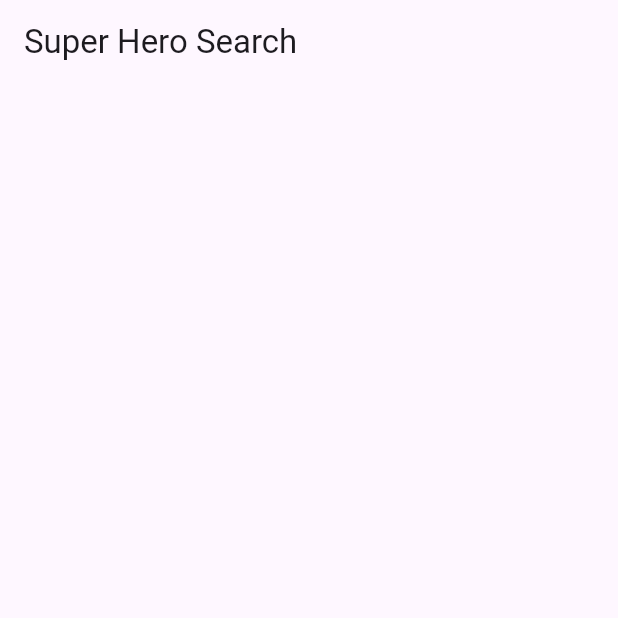
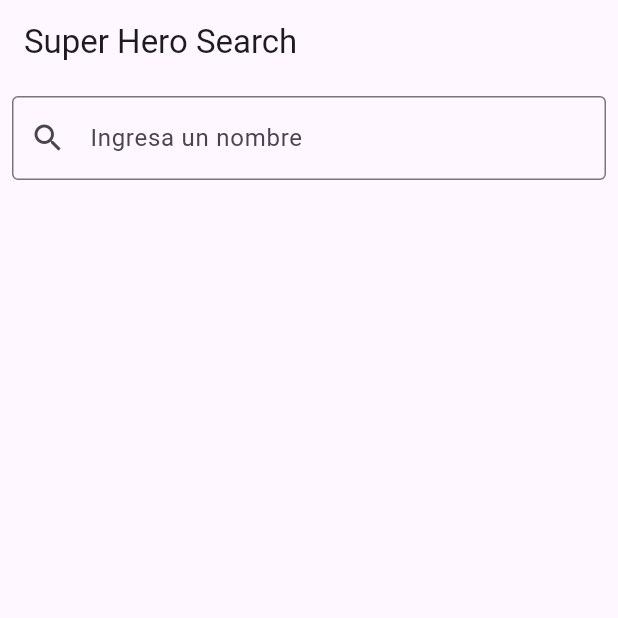
Before and after one commit to kronen9999/SuperHeroApp, a Flutter app: the screen it shows after launch, on a phone screen of 412 x 824 dp, the top half of it. Run offline on Flutter 3.47's test engine with Material 3 defaults, Android fonts, the phone set to English and light mode, and no system bars.

Commit message:
Se ha agregado el componente para el textfield de la busqueda

```diff
--- a/lib/screens/searchscreen.dart
+++ b/lib/screens/searchscreen.dart
@@ -10,6 +10,25 @@ class Searchscreen extends StatefulWidget {
 class _SearchscreenState extends State<Searchscreen> {
   @override
   Widget build(BuildContext context) {
-    return Scaffold(appBar: AppBar(title: Text("Super Hero Search")));
+    return Scaffold(
+      appBar: AppBar(title: Text("Super Hero Search")),
+      body: Column(
+        children: [
+          Padding(
+            padding: const EdgeInsets.all(8),
+            child: TextField(
+              onChanged: (value) {
+                print(value.toString().toLowerCase());
+              },
+              decoration: InputDecoration(
+                hintText: "Ingresa un nombre",
+                border: OutlineInputBorder(),
+                prefixIcon: Icon(Icons.search),
+              ),
+            ),
+          ),
+        ],
+      ),
+    );
   }
 }
```
